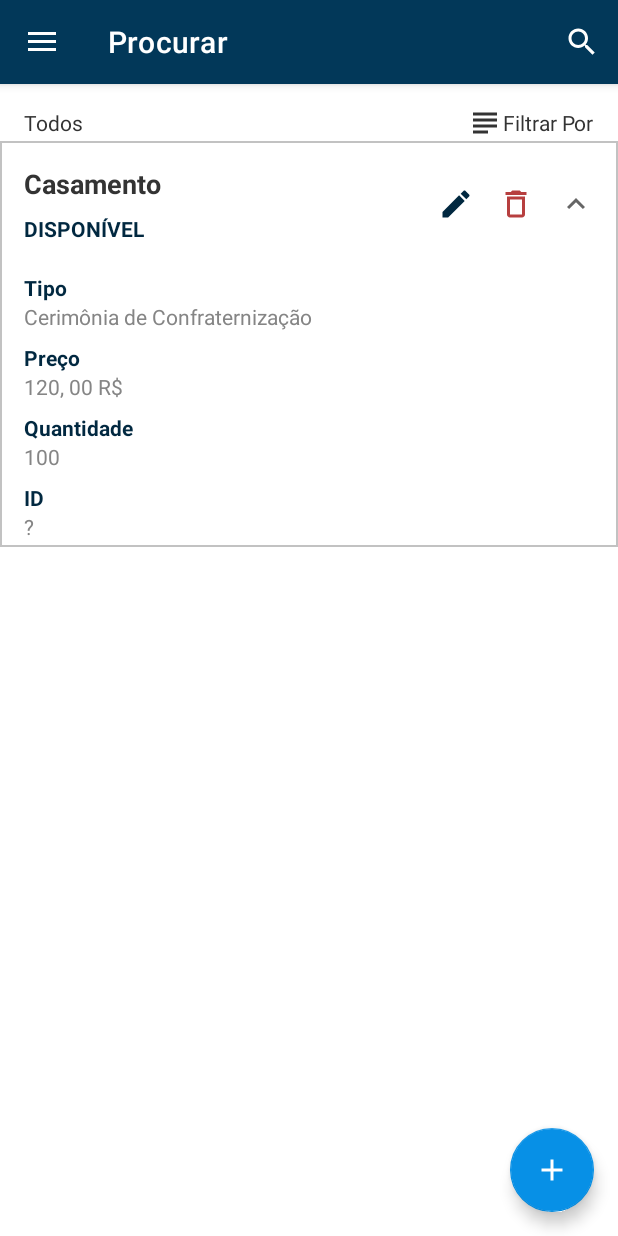
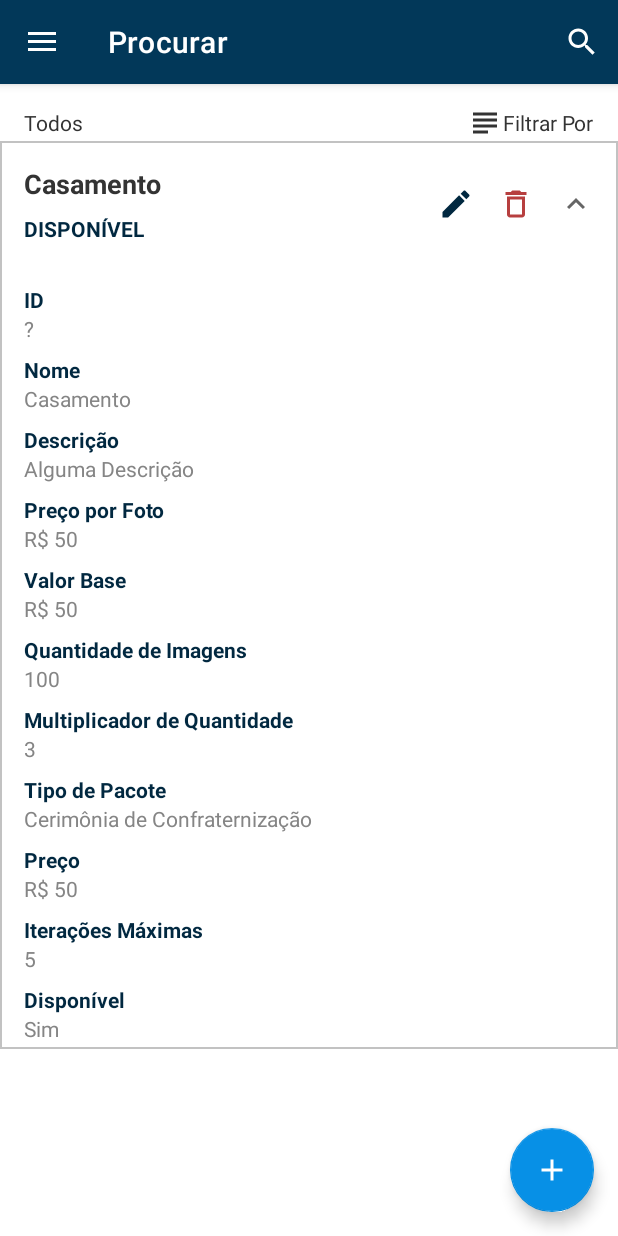
Before and after one commit to WidestView/OOL-MOBILE, an Android app: the PackageListFragment screen opened through its navigation route, after a tap on "Ícone de expandir", on a phone screen of 412 x 824 dp. Run offline under Robolectric (Android 15) with nearby library versions, the phone set to English and light mode, and no system bars; our stand-ins replace navigation-ui; Roboto replaces fonts that are not available here.

Commit message:
Updated package_row.xml

```diff
--- a/app/src/main/res/layout/package_row.xml
+++ b/app/src/main/res/layout/package_row.xml
@@ -75,7 +75,7 @@
     </androidx.constraintlayout.widget.ConstraintLayout>
 
 
-    <androidx.constraintlayout.widget.ConstraintLayout
+    <LinearLayout
         android:id="@+id/packageRow_collapseLayout"
         android:layout_width="match_parent"
         android:layout_height="wrap_content"
@@ -84,7 +84,8 @@
         android:paddingStart="16dp"
         android:paddingEnd="16dp"
         android:paddingBottom="16dp"
-        app:layout_constraintTop_toBottomOf="@id/layout2">
+        app:layout_constraintTop_toBottomOf="@id/layout2"
+        android:orientation="vertical">
 
         <TextView
             android:id="@+id/textView19"
@@ -94,8 +95,8 @@
             android:text="@string/id"
             android:textColor="@color/primaryDarkColor"
             android:textStyle="bold"
-            app:layout_constraintStart_toStartOf="parent"
-            app:layout_constraintTop_toBottomOf="@+id/textView18" />
+
+           />
 
         <TextView
             android:id="@+id/textView20"
@@ -103,61 +104,138 @@
             android:layout_height="wrap_content"
             android:text="@string/question_mark"
             android:textColor="@color/secondaryText"
-            app:layout_constraintStart_toStartOf="parent"
-            app:layout_constraintTop_toBottomOf="@+id/textView19" />
 
-        <TextView
-            android:id="@+id/textView18"
-            android:layout_width="wrap_content"
-            android:layout_height="wrap_content"
-            android:text="@string/sample_package_quantity"
-            android:textColor="@color/secondaryText"
-            app:layout_constraintStart_toStartOf="parent"
-            app:layout_constraintTop_toBottomOf="@+id/textView17" />
+             />
+
 
         <TextView
             android:id="@+id/textView17"
             android:layout_width="wrap_content"
             android:layout_height="wrap_content"
             android:layout_marginTop="8dp"
-            android:text="@string/quantity"
+            android:text="@string/name"
             android:textColor="@color/primaryDarkColor"
             android:textStyle="bold"
-            app:layout_constraintStart_toStartOf="parent"
-            app:layout_constraintTop_toBottomOf="@+id/textView14" />
+
+             />
 
         <TextView
-            android:id="@+id/textView14"
+            android:id="@+id/textView18"
             android:layout_width="wrap_content"
             android:layout_height="wrap_content"
-            android:text="@string/sample_package_price"
+            android:text="@string/sample_package_name"
             android:textColor="@color/secondaryText"
-            app:layout_constraintStart_toStartOf="parent"
-            app:layout_constraintTop_toBottomOf="@+id/textView15" />
+
+            />
 
         <TextView
             android:id="@+id/textView15"
             android:layout_width="wrap_content"
             android:layout_height="wrap_content"
             android:layout_marginTop="8dp"
-            android:text="@string/price"
+            android:text="@string/description"
             android:textColor="@color/primaryDarkColor"
             android:textStyle="bold"
             app:layout_constraintStart_toStartOf="parent"
-            app:layout_constraintTop_toBottomOf="@+id/textView16" />
+            />
+
+
+        <TextView
+            android:id="@+id/textView14"
+            android:layout_width="wrap_content"
+            android:layout_height="wrap_content"
+            android:text="@string/sample_package_description"
+            android:textColor="@color/secondaryText"
+
+             />
 
         <TextView
             android:id="@+id/textView13"
             android:layout_width="wrap_content"
             android:layout_height="wrap_content"
-            android:text="@string/type"
+            android:text="@string/price_per_photo"
             android:textColor="@color/primaryDarkColor"
             android:textStyle="bold"
             app:layout_constraintStart_toStartOf="parent"
-            app:layout_constraintTop_toTopOf="parent" />
+            app:layout_constraintTop_toTopOf="parent"
+            android:layout_marginTop="8dp"/>
 
         <TextView
             android:id="@+id/textView16"
+            android:layout_width="wrap_content"
+            android:layout_height="wrap_content"
+            android:text="@string/sample_price"
+            android:textColor="@color/secondaryText"
+            app:layout_constraintStart_toStartOf="parent"
+            app:layout_constraintTop_toBottomOf="@id/textView13" />
+
+        <TextView
+            android:layout_width="wrap_content"
+            android:layout_height="wrap_content"
+            android:text="@string/base_value"
+            android:textColor="@color/primaryDarkColor"
+            android:textStyle="bold"
+            app:layout_constraintStart_toStartOf="parent"
+            app:layout_constraintTop_toTopOf="parent"
+            android:layout_marginTop="8dp"/>
+
+        <TextView
+            android:layout_width="wrap_content"
+            android:layout_height="wrap_content"
+            android:text="@string/sample_price"
+            android:textColor="@color/secondaryText"
+            app:layout_constraintStart_toStartOf="parent"
+            app:layout_constraintTop_toBottomOf="@id/textView13" />
+
+        <TextView
+            android:layout_width="wrap_content"
+            android:layout_height="wrap_content"
+            android:text="@string/image_quantity"
+            android:textColor="@color/primaryDarkColor"
+            android:textStyle="bold"
+            app:layout_constraintStart_toStartOf="parent"
+            app:layout_constraintTop_toTopOf="parent"
+            android:layout_marginTop="8dp"/>
+
+        <TextView
+            android:layout_width="wrap_content"
+            android:layout_height="wrap_content"
+            android:text="@string/sample_package_quantity"
+            android:textColor="@color/secondaryText"
+            app:layout_constraintStart_toStartOf="parent"
+            app:layout_constraintTop_toBottomOf="@id/textView13" />
+
+
+        <TextView
+            android:layout_width="wrap_content"
+            android:layout_height="wrap_content"
+            android:text="@string/quantity_multiplier"
+            android:textColor="@color/primaryDarkColor"
+            android:textStyle="bold"
+            app:layout_constraintStart_toStartOf="parent"
+            app:layout_constraintTop_toTopOf="parent"
+            android:layout_marginTop="8dp"/>
+
+        <TextView
+            android:layout_width="wrap_content"
+            android:layout_height="wrap_content"
+            android:text="@string/sample_quantity"
+            android:textColor="@color/secondaryText"
+            app:layout_constraintStart_toStartOf="parent"
+            app:layout_constraintTop_toBottomOf="@id/textView13" />
+
+
+        <TextView
+            android:layout_width="wrap_content"
+            android:layout_height="wrap_content"
+            android:text="@string/package_type"
+            android:textColor="@color/primaryDarkColor"
+            android:textStyle="bold"
+            app:layout_constraintStart_toStartOf="parent"
+            app:layout_constraintTop_toTopOf="parent"
+            android:layout_marginTop="8dp"/>
+
+        <TextView
             android:layout_width="wrap_content"
             android:layout_height="wrap_content"
             android:text="@string/sample_package_type"
@@ -166,6 +244,70 @@
             app:layout_constraintTop_toBottomOf="@id/textView13" />
 
 
-    </androidx.constraintlayout.widget.ConstraintLayout>
+
+
+        <TextView
+            android:layout_width="wrap_content"
+            android:layout_height="wrap_content"
+            android:text="@string/price"
+            android:textColor="@color/primaryDarkColor"
+            android:textStyle="bold"
+            app:layout_constraintStart_toStartOf="parent"
+            app:layout_constraintTop_toTopOf="parent"
+            android:layout_marginTop="8dp"/>
+
+        <TextView
+            android:layout_width="wrap_content"
+            android:layout_height="wrap_content"
+            android:text="@string/sample_price"
+            android:textColor="@color/secondaryText"
+            app:layout_constraintStart_toStartOf="parent"
+            app:layout_constraintTop_toBottomOf="@id/textView13" />
+
+
+
+
+        <TextView
+            android:layout_width="wrap_content"
+            android:layout_height="wrap_content"
+            android:text="@string/max_iterations"
+            android:textColor="@color/primaryDarkColor"
+            android:textStyle="bold"
+            app:layout_constraintStart_toStartOf="parent"
+            app:layout_constraintTop_toTopOf="parent"
+            android:layout_marginTop="8dp"/>
+
+        <TextView
+            android:layout_width="wrap_content"
+            android:layout_height="wrap_content"
+            android:text="@string/sample_max_iterations"
+            android:textColor="@color/secondaryText"
+            app:layout_constraintStart_toStartOf="parent"
+            app:layout_constraintTop_toBottomOf="@id/textView13" />
+
+
+
+
+        <TextView
+            android:layout_width="wrap_content"
+            android:layout_height="wrap_content"
+            android:text="@string/available"
+            android:textColor="@color/primaryDarkColor"
+            android:textStyle="bold"
+            app:layout_constraintStart_toStartOf="parent"
+            app:layout_constraintTop_toTopOf="parent"
+            android:layout_marginTop="8dp"/>
+
+        <TextView
+            android:layout_width="wrap_content"
+            android:layout_height="wrap_content"
+            android:text="@string/yes"
+            android:textColor="@color/secondaryText"
+            app:layout_constraintStart_toStartOf="parent"
+            app:layout_constraintTop_toBottomOf="@id/textView13" />
+
+
+
+    </LinearLayout>
 
 </androidx.constraintlayout.widget.ConstraintLayout>
--- a/app/src/main/res/values/strings.xml
+++ b/app/src/main/res/values/strings.xml
@@ -47,15 +47,14 @@
     <string name="all">Todos</string>
     <string name="filter_label">Filtrar Por</string>
     <string name="sample_package_name">Casamento</string>
-    <string name="available">disponível</string>
+    <string name="available">Disponível</string>
     <string name="delete_icon_description">Ícone de apagar</string>
     <string name="expand_icon_description">Ícone de expandir</string>
     <string name="edit_icon_description">Ícone de editar</string>
     <string name="id">ID</string>
-    <string name="question_mark">\?</string>
+    <string name="question_mark"> \?</string>
     <string name="sample_package_quantity">100</string>
     <string name="quantity">Quantidade</string>
-    <string name="sample_package_price">120, 00 R$</string>
     <string name="price">Preço</string>
     <string name="type">Tipo</string>
     <string name="sample_package_type">Cerimônia de Confraternização</string>
@@ -71,4 +70,17 @@
     <string name="end_time">Horário Final</string>
     <string name="save">Salvar</string>
     <string name="go_back_icon_description">Ícone de voltar</string>
+    <string name="sample_package_description">Alguma Descrição</string>
+    <string name="price_per_photo">Preço por Foto</string>
+    <string name="sample_price">R$ 50</string>
+    <string name="base_value">Valor Base</string>
+    <string name="image_quantity">Quantidade de Imagens</string>
+    <string name="quantity_multiplier">Multiplicador de Quantidade</string>
+    <string name="sample_quantity">3</string>
+    <string name="package_type">Tipo de Pacote</string>
+    <string name="max_iterations">Iterações Máximas</string>
+    <string name="sample_max_iterations">5</string>
+    <string name="yes">Sim</string>
+    <string name="name">Nome</string>
+    <string name="description">Descrição</string>
 </resources>
```
